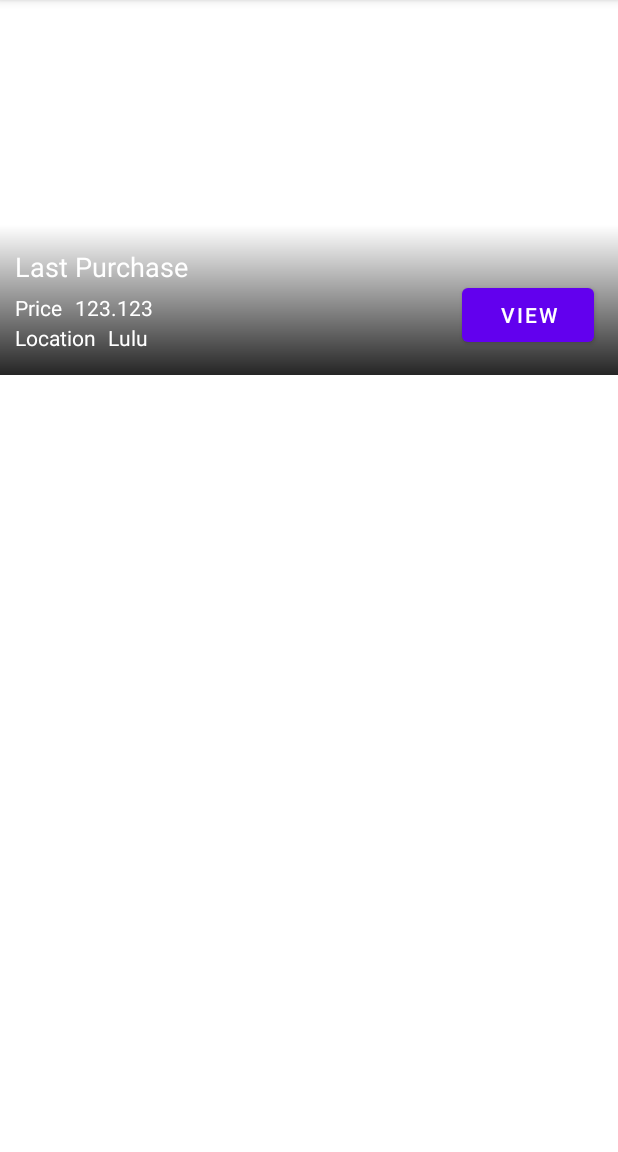
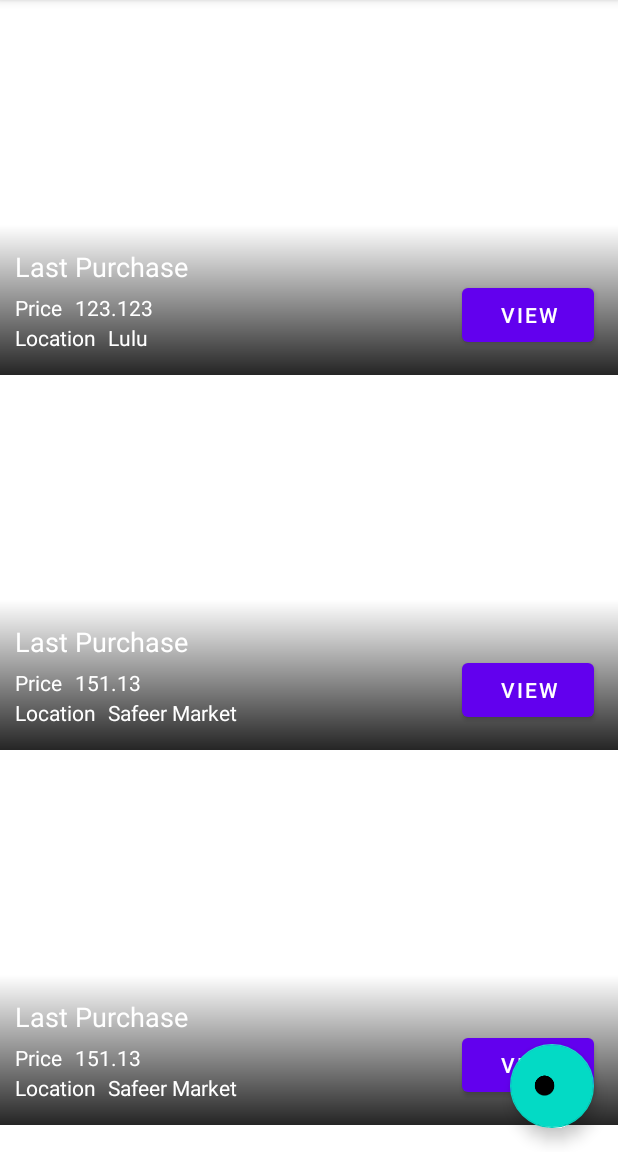
Before and after one commit to Abid357/grocery-lab, an Android app: the ProductListActivity screen opened directly, with no data from a screen before it, on a phone screen of 412 x 824 dp, the part 84-1236 px from its top. Run offline under Robolectric (Android 15) with nearby library versions, the phone set to English and light mode, and no system bars.

Commit message:
add floating action button for product list

```diff
--- a/app/src/main/AndroidManifest.xml
+++ b/app/src/main/AndroidManifest.xml
@@ -11,6 +11,9 @@
         android:supportsRtl="true"
         android:theme="@style/Theme.MyApplication"
         tools:targetApi="31">
+        <activity
+            android:name=".activity.ProductFormActivity"
+            android:exported="false" />
         <activity
             android:name=".activity.ProductListActivity"
             android:exported="false" />
--- a/app/src/main/java/com/example/myapplication/activity/ProductListActivity.java
+++ b/app/src/main/java/com/example/myapplication/activity/ProductListActivity.java
@@ -1,16 +1,20 @@
 package com.example.myapplication.activity;
 
+import androidx.annotation.NonNull;
 import androidx.appcompat.app.AppCompatActivity;
 import androidx.recyclerview.widget.LinearLayoutManager;
 import androidx.recyclerview.widget.RecyclerView;
 
+import android.content.Intent;
 import android.os.Bundle;
+import android.view.View;
 import android.view.Window;
 import android.view.WindowManager;
 
 import com.example.myapplication.R;
 import com.example.myapplication.adapter.ProductAdapter;
 import com.example.myapplication.core.Product;
+import com.google.android.material.floatingactionbutton.FloatingActionButton;
 
 import java.util.ArrayList;
 import java.util.List;
@@ -21,18 +25,48 @@ public class ProductListActivity extends AppCompatActivity {
     protected void onCreate(Bundle savedInstanceState) {
         super.onCreate(savedInstanceState);
         setContentView(R.layout.activity_product_list);
+        RecyclerView recyclerView = findViewById(R.id.productRecyclerView);
+        FloatingActionButton addProductButton = findViewById(R.id.addProductButton);
 
-        Window window = getWindow();
-        window.setFlags(WindowManager.LayoutParams.FLAG_LAYOUT_NO_LIMITS, WindowManager.LayoutParams.FLAG_LAYOUT_NO_LIMITS);
+        List<Product> productList = getProductList();
+        ProductAdapter adapter = new ProductAdapter(this, productList);
+        recyclerView.setAdapter(adapter);
+        recyclerView.setLayoutManager(new LinearLayoutManager(this));
+        recyclerView.addOnScrollListener(new RecyclerView.OnScrollListener() {
+            @Override
+            public void onScrolled(@NonNull RecyclerView recyclerView, int dx, int dy) {
+                if (dy > 0)
+                    addProductButton.hide();
+                else
+                    addProductButton.show();
+                super.onScrolled(recyclerView, dx, dy);
+            }
+        });
 
-        RecyclerView recyclerView = findViewById(R.id.productRecyclerView);
-        List<Product> productList = new ArrayList<>();
+        addProductButton.setOnClickListener(view -> {
+            Intent intent = new Intent(this, ProductFormActivity.class);
+            startActivity(intent);
+        });
+    }
+
+    List<Product> getProductList(){
+        List<Product> list = new ArrayList<>();
         Product test = new Product();
         test.setLastPurchaseLocation("Lulu");
         test.setLastPurchasePrice(123.123);
-        productList.add(test);
-        ProductAdapter adapter = new ProductAdapter(this, productList);
-        recyclerView.setAdapter(adapter);
-        recyclerView.setLayoutManager(new LinearLayoutManager(this));
+        list.add(test);
+        Product test2 = new Product();
+        test2.setLastPurchaseLocation("Safeer Market");
+        test2.setLastPurchasePrice(151.13);
+        list.add(test2);
+        Product test3 = new Product();
+        test3.setLastPurchaseLocation("Safeer Market");
+        test3.setLastPurchasePrice(151.13);
+        list.add(test3);
+        Product test4 = new Product();
+        test4.setLastPurchaseLocation("Safeer Market");
+        test4.setLastPurchasePrice(151.13);
+        list.add(test4);
+        return list;
     }
 }
--- a/app/src/main/res/layout/activity_product_list.xml
+++ b/app/src/main/res/layout/activity_product_list.xml
@@ -1,5 +1,5 @@
 <?xml version="1.0" encoding="utf-8"?>
-<androidx.constraintlayout.widget.ConstraintLayout xmlns:android="http://schemas.android.com/apk/res/android"
+<RelativeLayout xmlns:android="http://schemas.android.com/apk/res/android"
     xmlns:app="http://schemas.android.com/apk/res-auto"
     xmlns:tools="http://schemas.android.com/tools"
     android:layout_width="match_parent"
@@ -12,4 +12,14 @@
         android:layout_height="match_parent"
         android:background="@color/white"/>
 
-</androidx.constraintlayout.widget.ConstraintLayout>
+    <com.google.android.material.floatingactionbutton.FloatingActionButton
+        android:layout_width="wrap_content"
+        android:layout_height="wrap_content"
+        android:id="@+id/addProductButton"
+        android:layout_alignParentBottom="true"
+        android:layout_alignParentEnd="true"
+        android:layout_margin="16dp"
+        android:src="@android:drawable/btn_plus"
+        />
+
+</RelativeLayout>
--- a/app/src/main/res/values/colors.xml
+++ b/app/src/main/res/values/colors.xml
@@ -7,5 +7,5 @@
     <color name="teal_700">#FF018786</color>
     <color name="black">#FF000000</color>
     <color name="white">#FFFFFFFF</color>
-    <color name="splashScreen">#CCE5FF</color>
+    <color name="splashScreen">#31c48d</color>
 </resources>
```
Also changed, not shown: app/src/main/java/com/example/myapplication/activity/ProductFormActivity.java (added, +16 -0 lines), app/src/main/res/layout/activity_product_form.xml (added, +9 -0 lines), app/src/main/res/layout/activity_splash_screen.xml (+5 -5 lines), app/src/main/res/drawable/cart.png (added), app/src/main/res/drawable/tapeat.png (deleted).
